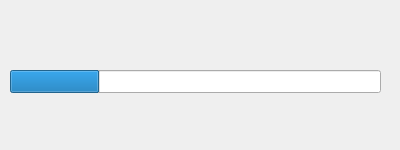
JuryShev/My_project, file furniture_factory/GUI_designer/progress_bar_w.ui: the form before one commit.
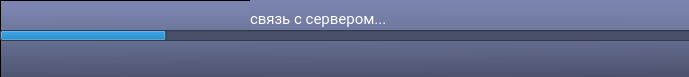
The form after the commit.

Commit message: remove & edit person add edit date in the label

Patch:
```diff
--- a/furniture_factory/GUI_designer/progress_bar_w.ui
+++ b/furniture_factory/GUI_designer/progress_bar_w.ui
@@ -6,20 +6,23 @@
    <rect>
     <x>0</x>
     <y>0</y>
-    <width>400</width>
-    <height>150</height>
+    <width>689</width>
+    <height>77</height>
    </rect>
   </property>
   <property name="windowTitle">
    <string>Form</string>
   </property>
+  <property name="styleSheet">
+   <string notr="true">background-color: rgb(74, 80, 106);</string>
+  </property>
   <widget class="QProgressBar" name="progressBar">
    <property name="geometry">
     <rect>
-     <x>10</x>
-     <y>70</y>
-     <width>371</width>
-     <height>23</height>
+     <x>0</x>
+     <y>30</y>
+     <width>695</width>
+     <height>11</height>
     </rect>
    </property>
    <property name="styleSheet">
@@ -32,6 +35,64 @@
     <bool>false</bool>
    </property>
   </widget>
+  <widget class="QFrame" name="frame">
+   <property name="geometry">
+    <rect>
+     <x>0</x>
+     <y>0</y>
+     <width>691</width>
+     <height>81</height>
+    </rect>
+   </property>
+   <property name="styleSheet">
+    <string notr="true">
+background-color: qlineargradient(spread:pad, x1:0.699227, y1:1, x2:0.641409, y2:0.085, stop:0 rgba(74, 80, 106, 255), stop:1 rgba(123, 133, 175, 255));</string>
+   </property>
+   <property name="inputMethodHints">
+    <set>Qt::ImhNone</set>
+   </property>
+   <property name="frameShape">
+    <enum>QFrame::StyledPanel</enum>
+   </property>
+   <property name="frameShadow">
+    <enum>QFrame::Raised</enum>
+   </property>
+   <widget class="QLabel" name="label">
+    <property name="enabled">
+     <bool>true</bool>
+    </property>
+    <property name="geometry">
+     <rect>
+      <x>250</x>
+      <y>0</y>
+      <width>441</width>
+      <height>37</height>
+     </rect>
+    </property>
+    <property name="font">
+     <font>
+      <family>Roboto</family>
+      <pointsize>11</pointsize>
+      <weight>50</weight>
+      <italic>false</italic>
+      <bold>false</bold>
+      <underline>false</underline>
+     </font>
+    </property>
+    <property name="styleSheet">
+     <string notr="true">color: rgb(255, 255, 255);
+background-color: qlineargradient(spread:pad, x1:0.83, y1:1, x2:0.835227, y2:0, stop:0 rgba(109, 118, 156, 255), stop:1 rgba(123, 133, 175, 255));</string>
+    </property>
+    <property name="inputMethodHints">
+     <set>Qt::ImhNone</set>
+    </property>
+    <property name="text">
+     <string>связь с сервером...</string>
+    </property>
+   </widget>
+  </widget>
+  <zorder>frame</zorder>
+  <zorder>progressBar</zorder>
  </widget>
  <resources/>
  <connections/>
```
The commit also changes 7 other files.
